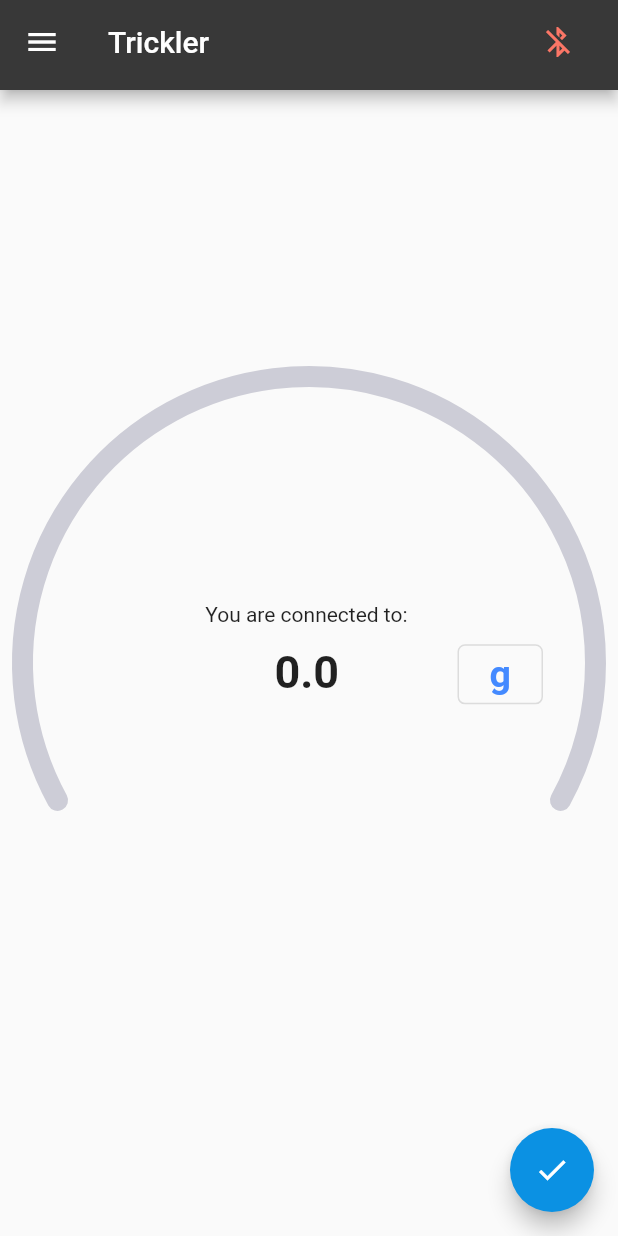
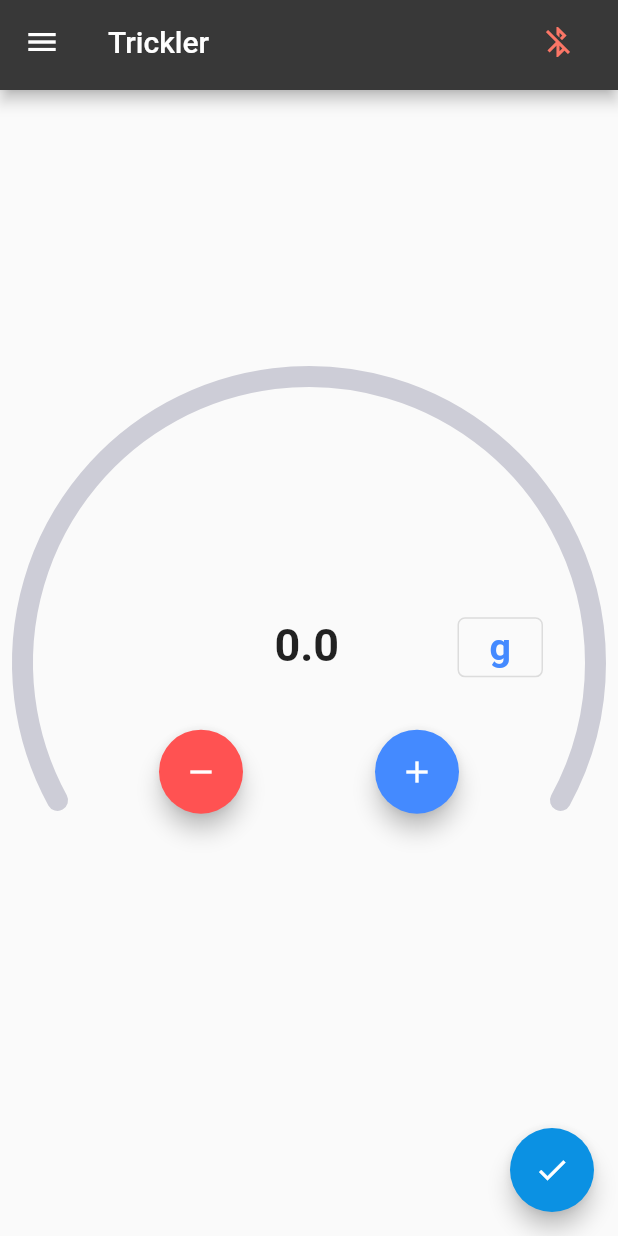
Before and after one commit to ammolytics/projects, a Flutter app: the screen it shows after launch, after a tap on the "check" icon, on a phone screen of 412 x 824 dp. Run offline on Flutter 3.47's test engine with Material 2 defaults, Android fonts, the phone set to English and light mode, and no system bars; our stand-ins replace flutter_blue, flutter_redux, redux.

Commit message:
Added buttons for small adjustments

```diff
--- a/trickler/mobile/lib/pages/home.dart
+++ b/trickler/mobile/lib/pages/home.dart
@@ -81,6 +81,13 @@ class _HomePageState extends State<HomePage> {
     _syncDialState();
   }
 
+  void _handleIncrement(bool shouldIncrement) {
+    double weight = _state.currentMeasurement.targetWeight;
+    double diff = _state.currentMeasurement.unit == globals.grams ? 0.001 : 0.02;
+    weight = shouldIncrement ? weight + diff : weight - diff;
+    _updateWeight(weight);
+  }
+
   void _submit() {
     BluetoothDevice device = _state.deviceState.device;
     double targetWeight = _state.currentMeasurement.targetWeight;
@@ -116,14 +123,6 @@ class _HomePageState extends State<HomePage> {
     return abbr[i];
   }
 
-  Widget _getConnection() {
-    BluetoothDevice device = _state.deviceState.device;
-    if (device.id != DeviceIdentifier('000')) {
-      return Text("You are connected to: ${device.name}");
-    }
-    return Text('You are not connected to a device!');
-  }
-
   @override
   Widget build(BuildContext context) {
     _dispatch = (action) => StoreProvider.of<AppState>(context).dispatch(action);
@@ -151,9 +150,8 @@ class _HomePageState extends State<HomePage> {
               child: Column(
                 mainAxisAlignment: MainAxisAlignment.center,
                 children: <Widget>[
-                  _getConnection(),
                   Padding(
-                    padding:EdgeInsets.symmetric(horizontal: 50),
+                    padding: EdgeInsets.fromLTRB(50.0, 60.0, 50.0, 20.0),
                     child: TextField(
                       keyboardType: TextInputType.numberWithOptions(decimal: true),
                       controller: _controller,
@@ -197,6 +195,29 @@ class _HomePageState extends State<HomePage> {
                       ),
                     ),
                   ),
+                  Container(
+                    width: 200.0,
+                    height: 60.0,
+                    child: Row(
+                      mainAxisAlignment: MainAxisAlignment.spaceBetween,
+                      children: <Widget>[
+                        FloatingActionButton(
+                          heroTag: 'RemoveBtn',
+                          onPressed: () => _handleIncrement(false),
+                          tooltip: "Remove ${_state.currentMeasurement.unit == globals.grams ? '0.001g' : '0.02gr'}",
+                          child: Icon(Icons.remove),
+                          backgroundColor: Colors.redAccent,
+                        ),
+                        FloatingActionButton(
+                          heroTag: 'AddBtn',
+                          onPressed: () => _handleIncrement(true),
+                          tooltip: "Add ${_state.currentMeasurement.unit == globals.grams ? '0.001g' : '0.02gr'}",
+                          child: Icon(Icons.add),
+                          backgroundColor: Colors.blueAccent,
+                        ),
+                      ],
+                    ),
+                  ),
                 ],
               ),
             ),
```
